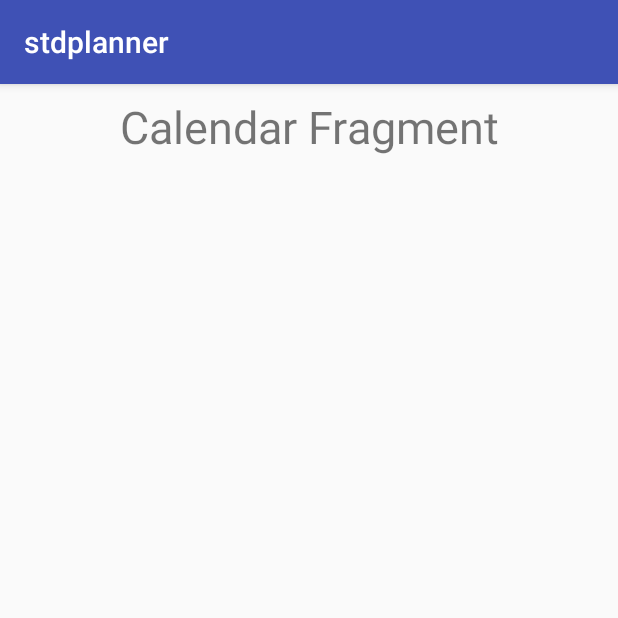
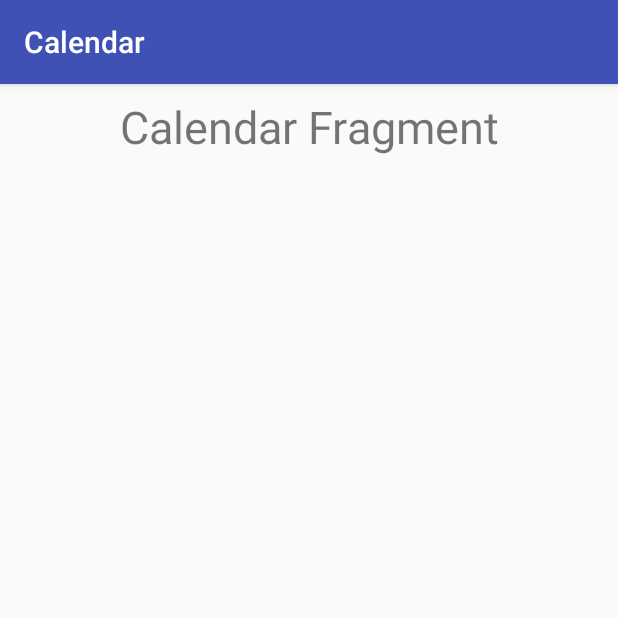
Before and after one commit to kondohiroki/stdplanner, an Android app: the fragment CalendarFragment placed in its activity, on a phone screen of 412 x 824 dp, the top half of it. Run offline under Robolectric (Android 15) with nearby library versions, the phone set to English and light mode, and no system bars.

Commit message:
rearang code

```diff
--- a/app/build.gradle
+++ b/app/build.gradle
@@ -27,4 +27,5 @@ dependencies {
     testImplementation 'junit:junit:4.12'
     androidTestImplementation 'com.android.support.test:runner:1.0.2'
     androidTestImplementation 'com.android.support.test.espresso:espresso-core:3.0.2'
+    implementation 'com.android.support:cardview-v7:26.1.0'
 }
--- a/app/src/main/AndroidManifest.xml
+++ b/app/src/main/AndroidManifest.xml
@@ -18,6 +18,7 @@
                 <category android:name="android.intent.category.LAUNCHER" />
             </intent-filter>
         </activity>
+        <activity android:name=".AddSubjectActivity"></activity>
     </application>
 
 </manifest>
--- a/app/src/main/java/com/example/hiroki/stdplanner/CalendarFragment.java
+++ b/app/src/main/java/com/example/hiroki/stdplanner/CalendarFragment.java
@@ -22,8 +22,10 @@ public class CalendarFragment extends Fragment {
     @Override
     public View onCreateView(LayoutInflater inflater, ViewGroup container,
                              Bundle savedInstanceState) {
+        ((MainActivity)getActivity()).setActionBarTitle("Calendar");
         // Inflate the layout for this fragment
-        return inflater.inflate(R.layout.fragment_calendar, container, false);
+        final View rootView = inflater.inflate(R.layout.fragment_calendar, container, false);
+        return rootView;
     }
 
 }
--- a/app/src/main/java/com/example/hiroki/stdplanner/GradeFragment.java
+++ b/app/src/main/java/com/example/hiroki/stdplanner/GradeFragment.java
@@ -22,8 +22,10 @@ public class GradeFragment extends Fragment {
     @Override
     public View onCreateView(LayoutInflater inflater, ViewGroup container,
                              Bundle savedInstanceState) {
+        ((MainActivity)getActivity()).setActionBarTitle("Grade");
         // Inflate the layout for this fragment
-        return inflater.inflate(R.layout.fragment_grade, container, false);
+        final View rootView = inflater.inflate(R.layout.fragment_grade, container, false);
+        return rootView;
     }
 
 }
--- a/app/src/main/java/com/example/hiroki/stdplanner/MainActivity.java
+++ b/app/src/main/java/com/example/hiroki/stdplanner/MainActivity.java
@@ -51,6 +51,10 @@ public class MainActivity extends AppCompatActivity {
         }
     };
 
+    public void setActionBarTitle(String title){
+        getSupportActionBar().setTitle(title);
+    }
+
     @Override
     protected void onCreate(Bundle savedInstanceState) {
         super.onCreate(savedInstanceState);
--- a/app/src/main/java/com/example/hiroki/stdplanner/OverviewFragment.java
+++ b/app/src/main/java/com/example/hiroki/stdplanner/OverviewFragment.java
@@ -22,8 +22,10 @@ public class OverviewFragment extends Fragment {
     @Override
     public View onCreateView(LayoutInflater inflater, ViewGroup container,
                              Bundle savedInstanceState) {
+        ((MainActivity)getActivity()).setActionBarTitle("Overview");
         // Inflate the layout for this fragment
-        return inflater.inflate(R.layout.fragment_overview, container, false);
+        final View rootView = inflater.inflate(R.layout.fragment_overview, container, false);
+        return rootView;
     }
 
 }
--- a/app/src/main/java/com/example/hiroki/stdplanner/TimetableFragment.java
+++ b/app/src/main/java/com/example/hiroki/stdplanner/TimetableFragment.java
@@ -22,8 +22,10 @@ public class TimetableFragment extends Fragment {
     @Override
     public View onCreateView(LayoutInflater inflater, ViewGroup container,
                              Bundle savedInstanceState) {
+        ((MainActivity)getActivity()).setActionBarTitle("Timetable");
         // Inflate the layout for this fragment
-        return inflater.inflate(R.layout.fragment_timetable, container, false);
+        final View rootView = inflater.inflate(R.layout.fragment_timetable, container, false);
+        return rootView;
     }
 
 }
--- a/app/src/main/res/values/colors.xml
+++ b/app/src/main/res/values/colors.xml
@@ -1,6 +1,6 @@
 <?xml version="1.0" encoding="utf-8"?>
 <resources>
-    <color name="colorPrimary">#3F51B5</color>
+    <color name="colorPrimary">#3f51b5</color>
     <color name="colorPrimaryDark">#303F9F</color>
     <color name="colorAccent">#FF4081</color>
 </resources>
--- a/app/src/main/res/values/dimens.xml
+++ b/app/src/main/res/values/dimens.xml
@@ -2,4 +2,5 @@
     <!-- Default screen margins, per the Android Design guidelines. -->
     <dimen name="activity_horizontal_margin">16dp</dimen>
     <dimen name="activity_vertical_margin">16dp</dimen>
+    <dimen name="fab_margin">16dp</dimen>
 </resources>
--- a/app/src/main/res/values/strings.xml
+++ b/app/src/main/res/values/strings.xml
@@ -6,4 +6,6 @@
 
     <!-- TODO: Remove or change this placeholder text -->
     <string name="hello_blank_fragment">Hello blank fragment</string>
+    <string name="title_activity_main2">Main2Activity</string>
+    <string name="title_activity_add_subject">AddSubject</string>
 </resources>
```
Also changed, not shown: app/src/main/java/com/example/hiroki/stdplanner/AddSubjectActivity.java (added, +14 -0 lines), app/src/main/java/com/example/hiroki/stdplanner/SubjectFragment.java (+21 -1 lines), app/src/main/res/drawable/ic_add_black.xml (added, +9 -0 lines), app/src/main/res/layout/activity_add_subject.xml (added, +9 -0 lines), app/src/main/res/layout/fragment_subject.xml (+8 -6 lines), app/src/main/res/values/styles.xml (+9 -0 lines).
